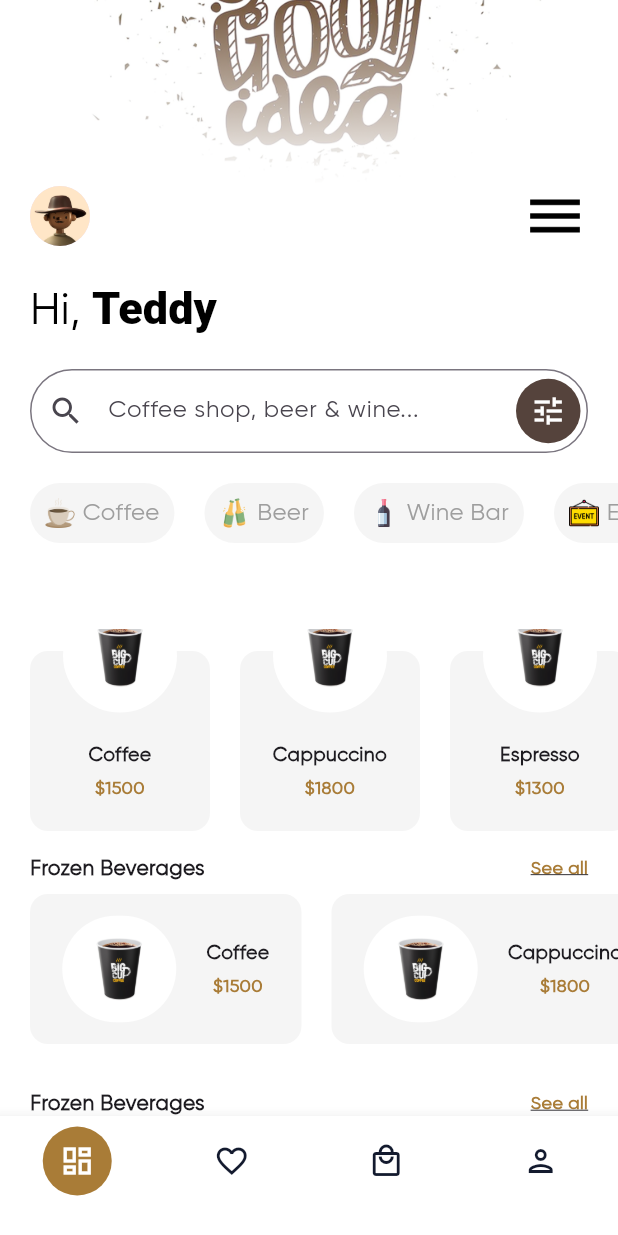
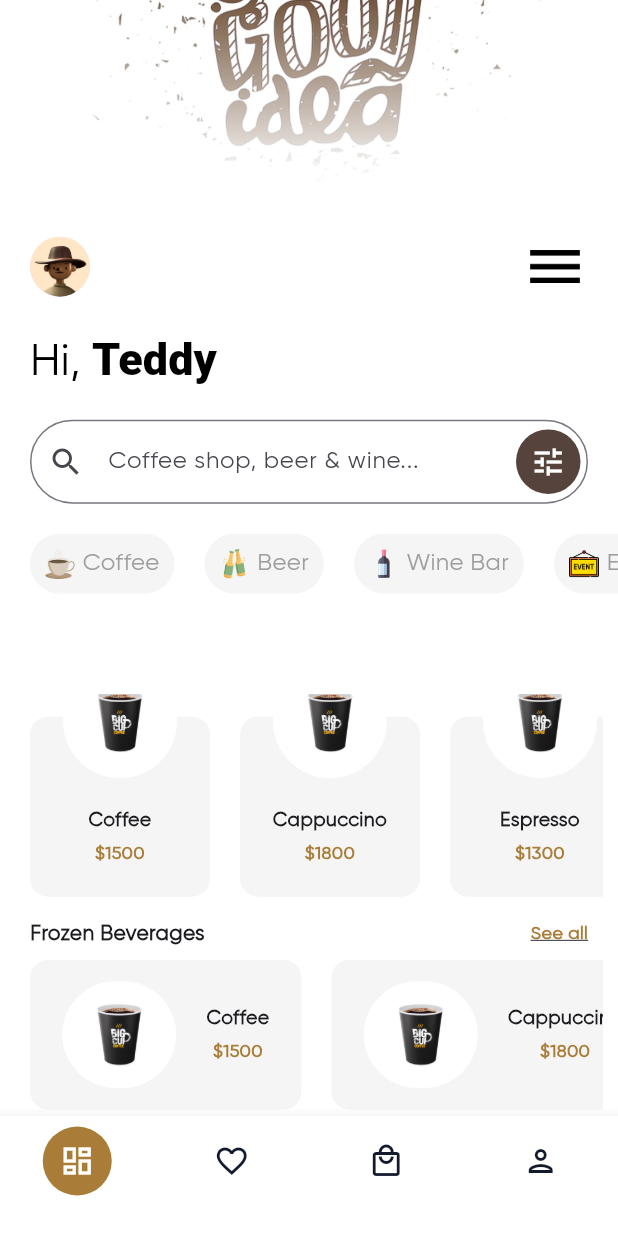
Before and after one commit to Abou-diaby/coffeeapp, a Flutter app: the HomePage screen opened by its route, on a phone screen of 412 x 824 dp. Run offline on Flutter 3.47's test engine with Material 3 defaults, Android fonts, the phone set to English and light mode, and no system bars.

```diff
--- a/lib/components/product_list.dart
+++ b/lib/components/product_list.dart
@@ -42,7 +42,6 @@ class _ProductList extends State<ProductList> {
         height: 150,
         child: ListView.builder(
           scrollDirection: Axis.horizontal,
-          padding: EdgeInsets.symmetric(horizontal: 10),
           itemCount: widget.products.length,
           itemBuilder: (context, idx) {
             return Padding(
@@ -56,7 +55,7 @@ class _ProductList extends State<ProductList> {
     return Column(
       children: [
         Padding(
-          padding: EdgeInsets.symmetric(horizontal: 20),
+          padding: EdgeInsets.symmetric(horizontal: 10),
           child: Row(
             mainAxisAlignment: MainAxisAlignment.spaceBetween,
             children: [
@@ -81,7 +80,7 @@ class _ProductList extends State<ProductList> {
           height: 100,
           child: ListView.builder(
             scrollDirection: Axis.horizontal,
-            padding: EdgeInsets.symmetric(horizontal: 10),
+
             itemCount: widget.products.length,
             itemBuilder: (context, idx) {
               return Padding(
--- a/lib/pages/home_page.dart
+++ b/lib/pages/home_page.dart
@@ -21,22 +21,21 @@ class _HomePage extends State<HomePage> {
     return Scaffold(
       bottomNavigationBar: BottomNavigationBarExample(),
       backgroundColor: Colors.white,
-      body: SingleChildScrollView(
-        child: Column(
+      body: Column(
         children: [
-            Stack(
-              children: [
-                Positioned(
+          ClipRect(
               child: Align(
                 alignment: Alignment.bottomCenter,
-                    heightFactor: 0.37,
-                    child: Image.asset("assets/images/coffee_image.png"),
+                heightFactor: 0.37, // Garde seulement la moitié basse de l'image
+                child: Image.asset(
+                   'assets/images/coffee_image.png',
+                  fit: BoxFit.cover,
+                ),
               ),
             ),
           Column(
             crossAxisAlignment: CrossAxisAlignment.stretch,
             children: [
-                    const SizedBox(height: 120),
               Row(
                 mainAxisAlignment: MainAxisAlignment.spaceBetween,
                 children: [
@@ -60,17 +59,20 @@ class _HomePage extends State<HomePage> {
               const SizedBox(height: 20),
             ],
           ),
-              ],
-            ),
-            FilterList(
+          Padding(padding: EdgeInsets.only(bottom: 10), child: FilterList(
             filters: [
               {"name": "Coffee", "icon": "coffee_icon.png"},
               {"name": "Beer", "icon": "beer_icon.png"},
               {"name": "Wine Bar", "icon": "wine_icon.png"},
               {"name": "Events", "icon": "events_icon.png"},
             ],
-            ),
-            const SizedBox(height: 57),
+          ),),
+          Expanded(
+            child: SingleChildScrollView(
+              child: Padding(
+                padding: EdgeInsets.only(left: 10, right: 10, top: 57),
+                child: Column(
+                  children: [
                     Column(
                       children: [
                         ProductList(contentDirection: "column"),
@@ -83,6 +85,10 @@ class _HomePage extends State<HomePage> {
                     ),
                   ],
                 ),
+              ),
+            ),
+          ),
+        ],
       ),
     );
   }
```
Lines whose indentation alone changed are shown as unchanged.
